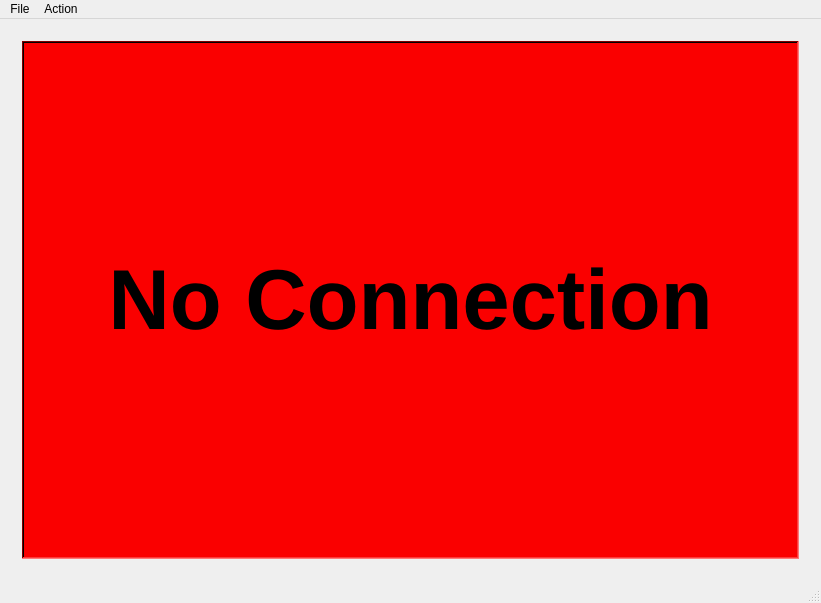
This is MainWindow.ui in stcote/FoodPantry as Qt 5 draws it before an edit. The edited form follows.
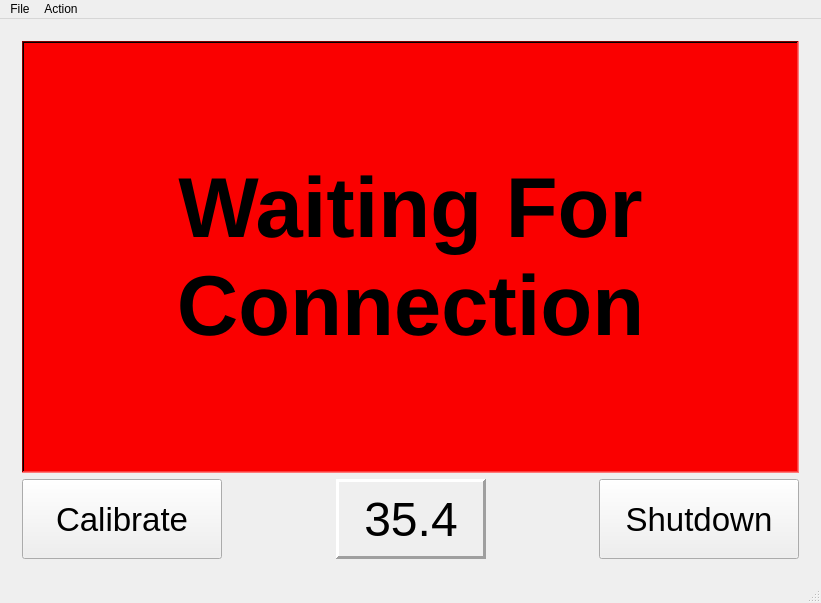
This is the edited form. The open tabs and pages were chosen to show the change.

```diff
--- a/MainWindow.ui
+++ b/MainWindow.ui
@@ -20,8 +20,8 @@
       <property name="currentIndex">
        <number>2</number>
       </property>
-      <widget class="QWidget" name="page">
-       <layout class="QVBoxLayout" name="verticalLayout_2">
+      <widget class="QWidget" name="connectPage">
+       <layout class="QVBoxLayout" name="verticalLayout_2" stretch="1,0">
         <item>
          <widget class="QLabel" name="label">
           <property name="palette">
@@ -456,13 +456,128 @@
            <enum>QFrame::Sunken</enum>
           </property>
           <property name="text">
-           <string>No Connection</string>
+           <string>Waiting For 
+Connection</string>
           </property>
           <property name="alignment">
            <set>Qt::AlignCenter</set>
           </property>
          </widget>
         </item>
+        <item>
+         <layout class="QHBoxLayout" name="horizontalLayout">
+          <item>
+           <widget class="QPushButton" name="calibrateBtn_1">
+            <property name="sizePolicy">
+             <sizepolicy hsizetype="Fixed" vsizetype="Fixed">
+              <horstretch>0</horstretch>
+              <verstretch>0</verstretch>
+             </sizepolicy>
+            </property>
+            <property name="minimumSize">
+             <size>
+              <width>200</width>
+              <height>80</height>
+             </size>
+            </property>
+            <property name="font">
+             <font>
+              <pointsize>25</pointsize>
+             </font>
+            </property>
+            <property name="text">
+             <string>Calibrate</string>
+            </property>
+           </widget>
+          </item>
+          <item>
+           <spacer name="horizontalSpacer">
+            <property name="orientation">
+             <enum>Qt::Horizontal</enum>
+            </property>
+            <property name="sizeHint" stdset="0">
+             <size>
+              <width>40</width>
+              <height>20</height>
+             </size>
+            </property>
+           </spacer>
+          </item>
+          <item>
+           <widget class="QLabel" name="weighLbl_1">
+            <property name="sizePolicy">
+             <sizepolicy hsizetype="Fixed" vsizetype="Preferred">
+              <horstretch>0</horstretch>
+              <verstretch>0</verstretch>
+             </sizepolicy>
+            </property>
+            <property name="minimumSize">
+             <size>
+              <width>150</width>
+              <height>0</height>
+             </size>
+            </property>
+            <property name="font">
+             <font>
+              <pointsize>36</pointsize>
+             </font>
+            </property>
+            <property name="frameShape">
+             <enum>QFrame::Panel</enum>
+            </property>
+            <property name="frameShadow">
+             <enum>QFrame::Raised</enum>
+            </property>
+            <property name="lineWidth">
+             <number>3</number>
+            </property>
+            <property name="text">
+             <string>35.4</string>
+            </property>
+            <property name="alignment">
+             <set>Qt::AlignCenter</set>
+            </property>
+           </widget>
+          </item>
+          <item>
+           <spacer name="horizontalSpacer_4">
+            <property name="orientation">
+             <enum>Qt::Horizontal</enum>
+            </property>
+            <property name="sizeHint" stdset="0">
+             <size>
+              <width>40</width>
+              <height>20</height>
+             </size>
+            </property>
+           </spacer>
+          </item>
+          <item>
+           <widget class="QPushButton" name="shutdownBtn_1">
+            <property name="sizePolicy">
+             <sizepolicy hsizetype="Fixed" vsizetype="Fixed">
+              <horstretch>0</horstretch>
+              <verstretch>0</verstretch>
+             </sizepolicy>
+            </property>
+            <property name="minimumSize">
+             <size>
+              <width>200</width>
+              <height>80</height>
+             </size>
+            </property>
+            <property name="font">
+             <font>
+              <pointsize>25</pointsize>
+             </font>
+            </property>
+            <property name="text">
+             <string>Shutdown</string>
+            </property>
+           </widget>
+          </item>
+         </layout>
+        </item>
        </layout>
       </widget>
       <widget class="QWidget" name="page_2">
```
Left out of the diff: 238 changed lines with no effect on the pictures.
